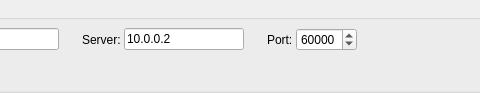
The window that NetworkGroupBox.ui (ska-sa/AVNSignalAnalyser) describes before a commit, drawn with Qt 5; both pictures show x 369 to 849 and y 0 to 93 of the 936 by 93 pixel window.
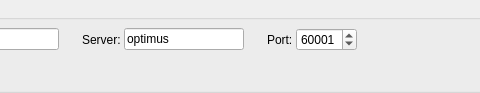
The same window after the commit.

What changed in the file:
```diff
--- a/NetworkGroupBox.ui
+++ b/NetworkGroupBox.ui
@@ -124,7 +124,7 @@
      <item>
       <widget class="QLineEdit" name="lineEdit_server">
        <property name="text">
-        <string>10.0.0.2</string>
+        <string>optimus</string>
        </property>
       </widget>
      </item>
@@ -157,7 +157,7 @@
         <number>65535</number>
        </property>
        <property name="value">
-        <number>60000</number>
+        <number>60001</number>
        </property>
       </widget>
      </item>
```
Left out of the diff: 11 changed lines with no effect on the pictures.
